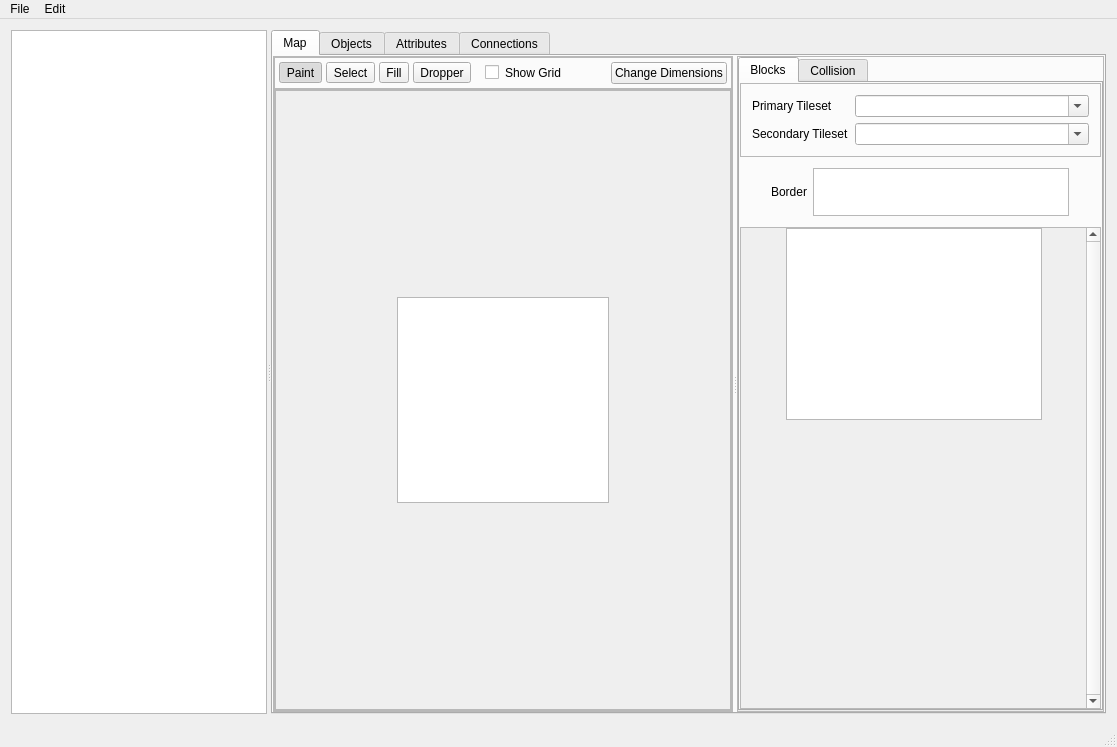
First picture: the form in mainwindow.ui, repository huderlem/porymap, before the edit.
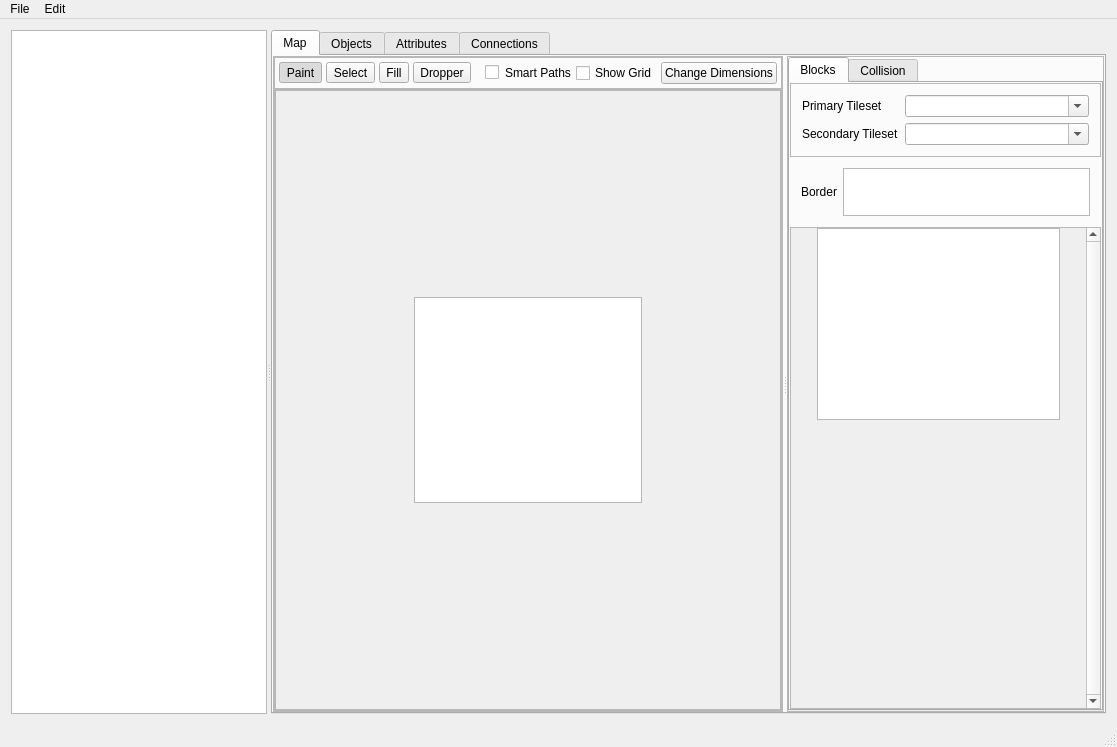
Second picture: the form after the edit. Icons and pictures are not drawn. Custom widgets are drawn as their Qt base class.

Commit message: Make flood fill respect whole metatile selection, including smart path. Smart path is now a checkbox

Diff of the .ui file:
```diff
--- a/mainwindow.ui
+++ b/mainwindow.ui
@@ -228,9 +228,19 @@
                  </widget>
                 </item>
                 <item>
-                 <widget class="QCheckBox" name="checkBox_ToggleGrid">
+                 <widget class="QCheckBox" name="checkBox_smartPaths">
                   <property name="styleSheet">
                    <string notr="true">margin-left: 10px</string>
+                  </property>
+                  <property name="text">
+                   <string>Smart Paths</string>
+                  </property>
+                 </widget>
+                </item>
+                <item>
+                 <widget class="QCheckBox" name="checkBox_ToggleGrid">
+                  <property name="styleSheet">
+                   <string notr="true"/>
                   </property>
                   <property name="text">
                    <string>Show Grid</string>
```
The commit also changes 6 other files.
